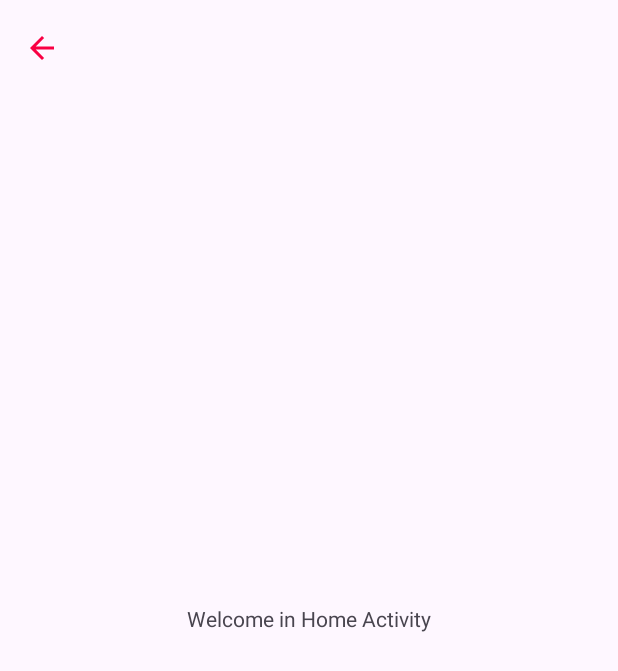
After one commit to Marwen-Hammami/GamerApp, an Android app: the HomeActivity screen opened directly, with no data from a screen before it, on a phone screen of 412 x 824 dp. The commit adds this screen. Shown: the top 671 px of the screen. Run offline under Robolectric (Android 15) with nearby library versions, the phone set to English and light mode, and no system bars.

```diff
--- a/app/src/main/AndroidManifest.xml
+++ b/app/src/main/AndroidManifest.xml
@@ -25,6 +25,7 @@
         <activity android:name=".ForgotPassword"/>
         <activity android:name=".NewPassword"/>
         <activity android:name=".ValidationNumber"/>
+        <activity android:name=".HomeActivity"/>
     </application>
 
 </manifest>
--- /dev/null
+++ b/app/src/main/java/tn/sim/gamerapp/HomeActivity.kt
@@ -0,0 +1,40 @@
+package tn.sim.gamerapp
+
+import android.os.Bundle
+import android.view.MenuItem
+import androidx.appcompat.app.AppCompatActivity
+import tn.sim.gamerapp.databinding.HomeBinding
+
+class HomeActivity: AppCompatActivity() {
+
+    private lateinit var binding : HomeBinding
+
+    override fun onCreate(savedInstanceState: Bundle?) {
+        super.onCreate(savedInstanceState)
+        binding = HomeBinding.inflate(layoutInflater)
+        setContentView(binding.root)
+
+        initBackArrowToolBar()
+
+    }
+
+    // Tool Bar Back Arrow START *************************************
+    fun initBackArrowToolBar() {
+        setSupportActionBar(binding.toolbar)
+        supportActionBar?.title = ""
+        getSupportActionBar()?.setDisplayHomeAsUpEnabled(true)
+
+        //use back arrow from drawable
+        val upArrow = resources.getDrawable(R.drawable.ic_back_arrow)
+        supportActionBar?.setHomeAsUpIndicator(upArrow)
+    }
+
+    override fun onOptionsItemSelected(item: MenuItem): Boolean {
+        if (item.getItemId()==android.R.id.home) {
+            finish()
+        }
+        return super.onOptionsItemSelected(item)
+    }
+    // Tool Bar Back Arrow END ***************************************
+
+}
--- a/app/src/main/res/layout/forgot_password.xml
+++ b/app/src/main/res/layout/forgot_password.xml
@@ -1,9 +1,9 @@
 <?xml version="1.0" encoding="utf-8"?>
 <androidx.constraintlayout.widget.ConstraintLayout xmlns:android="http://schemas.android.com/apk/res/android"
     xmlns:app="http://schemas.android.com/apk/res-auto"
-    xmlns:tools="http://schemas.android.com/tools"
     android:layout_width="match_parent"
-    android:layout_height="match_parent">
+    android:layout_height="match_parent"
+    android:id="@+id/context_view">
 
     <androidx.appcompat.widget.Toolbar
         android:id="@+id/toolbar"
@@ -47,7 +47,7 @@
             style="@style/LoginTextInputLayoutStyle"
             app:errorEnabled="true"
             app:suffixText="@string/input_suffix_Email"
-            android:hint="Email"
+            android:hint="Email/Phone"
             app:startIconDrawable="@drawable/ic_email"
             android:layout_marginTop="30dp"
             app:layout_constraintEnd_toEndOf="parent"
--- /dev/null
+++ b/app/src/main/res/layout/home.xml
@@ -0,0 +1,26 @@
+<?xml version="1.0" encoding="utf-8"?>
+<androidx.constraintlayout.widget.ConstraintLayout xmlns:android="http://schemas.android.com/apk/res/android"
+    xmlns:app="http://schemas.android.com/apk/res-auto"
+    android:layout_width="match_parent"
+    android:layout_height="match_parent"
+    android:id="@+id/context_view">
+
+    <androidx.appcompat.widget.Toolbar
+        android:id="@+id/toolbar"
+        android:layout_width="match_parent"
+        android:layout_height="wrap_content"
+        android:background="@color/transparent"
+        app:layout_constraintEnd_toEndOf="parent"
+        app:layout_constraintStart_toStartOf="parent"
+        app:layout_constraintTop_toTopOf="parent" />
+
+    <TextView
+        android:id="@+id/textView5"
+        android:layout_width="wrap_content"
+        android:layout_height="wrap_content"
+        android:text="Welcome in Home Activity"
+        app:layout_constraintBottom_toBottomOf="parent"
+        app:layout_constraintEnd_toEndOf="parent"
+        app:layout_constraintStart_toStartOf="parent"
+        app:layout_constraintTop_toTopOf="parent" />
+</androidx.constraintlayout.widget.ConstraintLayout>
--- a/app/src/main/res/layout/new_password.xml
+++ b/app/src/main/res/layout/new_password.xml
@@ -2,7 +2,8 @@
 <androidx.constraintlayout.widget.ConstraintLayout xmlns:android="http://schemas.android.com/apk/res/android"
     xmlns:app="http://schemas.android.com/apk/res-auto"
     android:layout_width="match_parent"
-    android:layout_height="match_parent">
+    android:layout_height="match_parent"
+    android:id="@+id/context_view">
 
     <androidx.appcompat.widget.Toolbar
         android:id="@+id/toolbar"
--- a/app/src/main/res/layout/signup.xml
+++ b/app/src/main/res/layout/signup.xml
@@ -1,9 +1,9 @@
 <?xml version="1.0" encoding="utf-8"?>
 <androidx.constraintlayout.widget.ConstraintLayout xmlns:android="http://schemas.android.com/apk/res/android"
     xmlns:app="http://schemas.android.com/apk/res-auto"
-    xmlns:tools="http://schemas.android.com/tools"
     android:layout_width="match_parent"
-    android:layout_height="match_parent">
+    android:layout_height="match_parent"
+    android:id="@+id/context_view">
 
     <androidx.appcompat.widget.Toolbar
         android:id="@+id/toolbar"
@@ -130,7 +130,7 @@
         android:textSize="@dimen/buttonSize"/>
 
     <TextView
-        android:id="@+id/btnRegisterNow"
+        android:id="@+id/tremAndPolicy"
         android:layout_width="wrap_content"
         android:layout_height="wrap_content"
         android:text="@string/termsAndConditions"
--- a/app/src/main/res/layout/validation_number.xml
+++ b/app/src/main/res/layout/validation_number.xml
@@ -1,9 +1,9 @@
 <?xml version="1.0" encoding="utf-8"?>
 <androidx.constraintlayout.widget.ConstraintLayout xmlns:android="http://schemas.android.com/apk/res/android"
     xmlns:app="http://schemas.android.com/apk/res-auto"
-    xmlns:tools="http://schemas.android.com/tools"
     android:layout_width="match_parent"
-    android:layout_height="match_parent">
+    android:layout_height="match_parent"
+    android:id="@+id/context_view">
 
     <androidx.appcompat.widget.Toolbar
         android:id="@+id/toolbar"
@@ -139,7 +139,7 @@
             app:layout_constraintTop_toBottomOf="@+id/btnVerify" />
 
         <TextView
-            android:id="@+id/textView2"
+            android:id="@+id/resenCode"
             android:layout_width="wrap_content"
             android:layout_height="wrap_content"
             android:text="@string/resondCode"
--- a/app/src/main/res/values-night/themes.xml
+++ b/app/src/main/res/values-night/themes.xml
@@ -5,6 +5,7 @@
         <!-- <item name="colorPrimary">@color/my_dark_primary</item> -->
         <item name="android:statusBarColor">@color/Primary</item>
         <item name="android:navigationBarColor">@color/Primary</item>
+        <item name="snackbarStyle">@style/AppSnackbarStyle</item>
     </style>
     <style name="Theme.GamerApp" parent="Base.Theme.GamerApp" />
     <!-- Custom TextInputLayout Colors -->
@@ -16,4 +17,9 @@
         <item name="hintTextColor">@color/inputColor</item>
         <item name="suffixTextColor">@color/inputColor</item>
     </style>
+    <!-- Custom SnackBar color -->
+    <style name="AppSnackbarStyle" parent="Widget.MaterialComponents.Snackbar">
+        <item name="android:background">@color/Primary</item>
+        <item name="android:textColor">@color/white</item>
+    </style>
 </resources>
--- a/app/src/main/res/values/strings.xml
+++ b/app/src/main/res/values/strings.xml
@@ -1,14 +1,14 @@
 <resources>
     <string name="app_name">GamerApp</string>
-    <string name="input_suffix_Email">\@esprit.tn</string>
     <string name="registerNow">
         <u>Register Now</u>
     </string>
     <string name="termsAndConditions">
-        By registering you agree to our <u>Terms &amp; \n
-        Conditions</u> and <u>Privacy Policy</u>
+        By registering you agree to our <u>Terms &amp; \nConditions</u> and <u>Privacy Policy</u>
     </string>
     <string name="resondCode">
         <u>Resend code</u>
     </string>
+    <string name="input_suffix_Email">\@esprit.tn</string>
+    <string name="not_empty">Must not be empty!</string>
 </resources>
--- a/app/src/main/res/values/themes.xml
+++ b/app/src/main/res/values/themes.xml
@@ -5,6 +5,7 @@
         <!-- <item name="colorPrimary">@color/my_light_primary</item> -->
         <item name="android:statusBarColor">@color/Primary</item>
         <item name="android:navigationBarColor">@color/Primary</item>
+        <item name="snackbarStyle">@style/AppSnackbarStyle</item>
     </style>
     <style name="Theme.GamerApp" parent="Base.Theme.GamerApp" />
     <!-- Custom TextInputLayout Colors -->
@@ -16,4 +17,9 @@
         <item name="hintTextColor">@color/inputColor</item>
         <item name="suffixTextColor">@color/inputColor</item>
     </style>
+    <!-- Custom SnackBar color -->
+    <style name="AppSnackbarStyle" parent="Widget.MaterialComponents.Snackbar">
+        <item name="android:background">@color/black</item>
+        <item name="android:textColor">@color/white</item>
+    </style>
 </resources>
```
Also changed, not shown: app/src/main/java/tn/sim/gamerapp/ForgotPassword.kt (+59 -4 lines), app/src/main/java/tn/sim/gamerapp/MainActivity.kt (+78 -0 lines), app/src/main/java/tn/sim/gamerapp/NewPassword.kt (+69 -0 lines), app/src/main/java/tn/sim/gamerapp/SignUp.kt (+159 -1 lines), app/src/main/java/tn/sim/gamerapp/ValidationNumber.kt (+48 -4 lines), app/src/main/res/layout/login.xml (+5 -4 lines).
